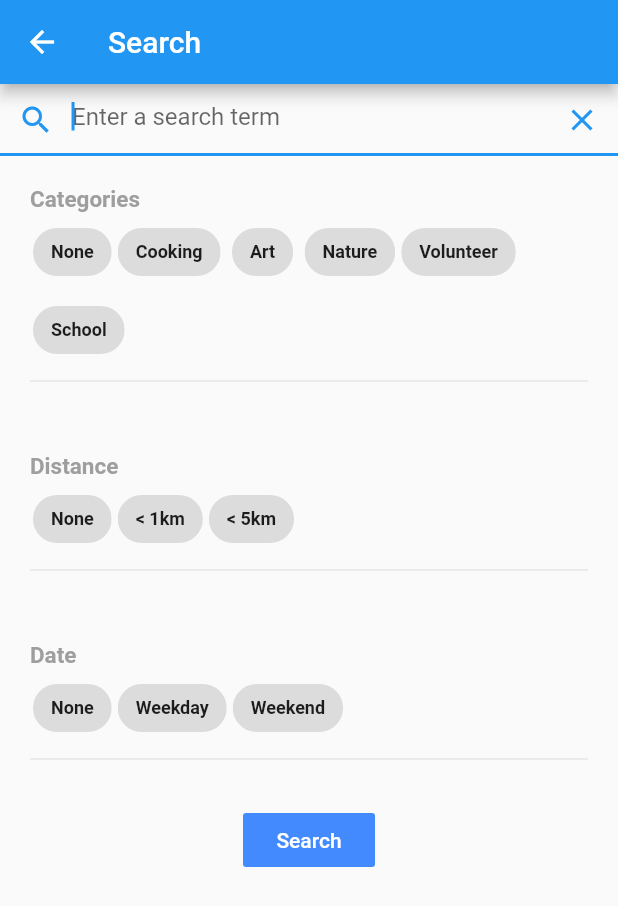
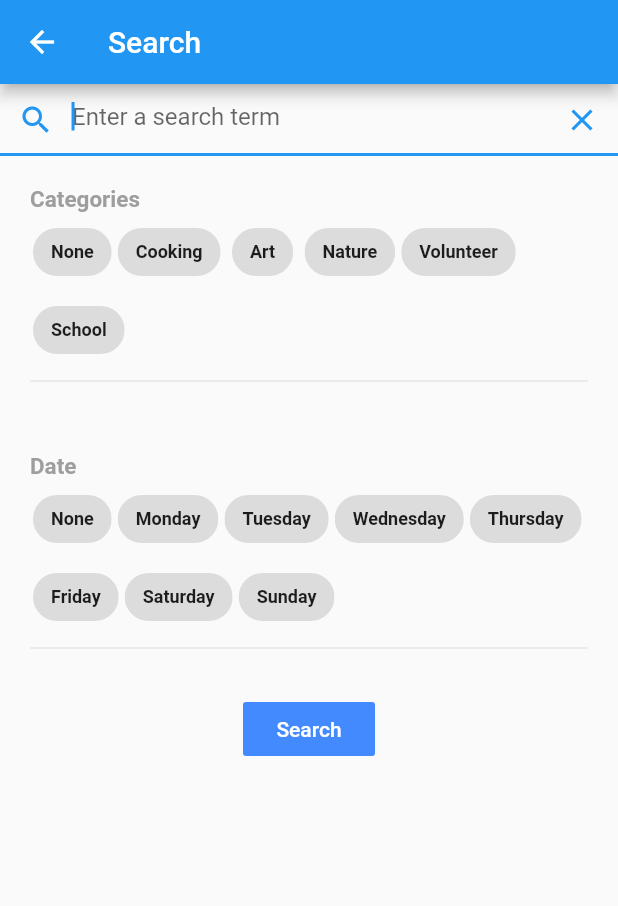
Before and after one commit to DouMaokang/EventSG, a Flutter app: the SearchPage screen opened directly, on a phone screen of 412 x 824 dp. Shown: the top 906 px of the screen. Run offline on Flutter 3.47's test engine with Material 2 defaults, Android fonts, the phone set to English and light mode, and no system bars; our stand-ins replace bloc, datetime_picker_formfield, email_validator, equatable, expandable, flutter_bloc and 2 more; missing offline and left inert: frideos; network calls fail.

Commit message:
Added filter by date

```diff
--- a/event_sg/lib/blocs/search_bloc.dart
+++ b/event_sg/lib/blocs/search_bloc.dart
@@ -36,7 +36,13 @@ class SearchBloc extends Bloc<SearchEvent, SearchState> {
         if(filters["Categories"] != "" && filters["Categories"] != "None")
           queriedEvents = queriedEvents.where((i) => (i.category == filters["Categories"])).toList();
         //  if distance filter is set:
-        //TODO distance filter
+
+        if(filters["Date"] != "" && filters["Date"] != "None")
+          {
+            Map<String, int> dayToNum = {"Monday":1, "Tuesday":2, "Wednesday":3,
+                            "Thursday":4, "Friday":5, "Saturday":6, "Sunday":7};
+            queriedEvents = queriedEvents.where((i) => (i.startTime.weekday == dayToNum[filters["Date"]])).toList();
+          }
 
         print(queriedEvents);
         yield SearchLoaded(eventList:queriedEvents);
--- a/event_sg/lib/presentation/sub_pages/search_page.dart
+++ b/event_sg/lib/presentation/sub_pages/search_page.dart
@@ -44,8 +44,8 @@ class _SearchBarState extends State<SearchBar> {
 
   List<String> interestList = ["None", "Cooking", "Art", "Nature",
     "Volunteer", "School"];
-  List<String> distanceList = ["None","< 1km", "< 5km"];
-  List<String> dateList = ["None","Weekday", "Weekend"];
+//  List<String> distanceList = ["None","< 1km", "< 5km"];
+  List<String> dateList = ["None","Monday", "Tuesday", "Wednesday", "Thursday", "Friday", "Saturday", "Sunday"];
   Map<String, String> selectedItems = {"Categories":"", "Distance":"", "Date":""};
   String query = "";
   final _textController = TextEditingController();
@@ -93,7 +93,7 @@ class _SearchBarState extends State<SearchBar> {
                     FocusScope.of(context).unfocus();
                   }),
               _buildSelect("Categories", interestList),
-              _buildSelect("Distance", distanceList),
+//              _buildSelect("Distance", distanceList),
               _buildSelect("Date", dateList),
               new Container(
                 margin: EdgeInsets.all(2),
```
